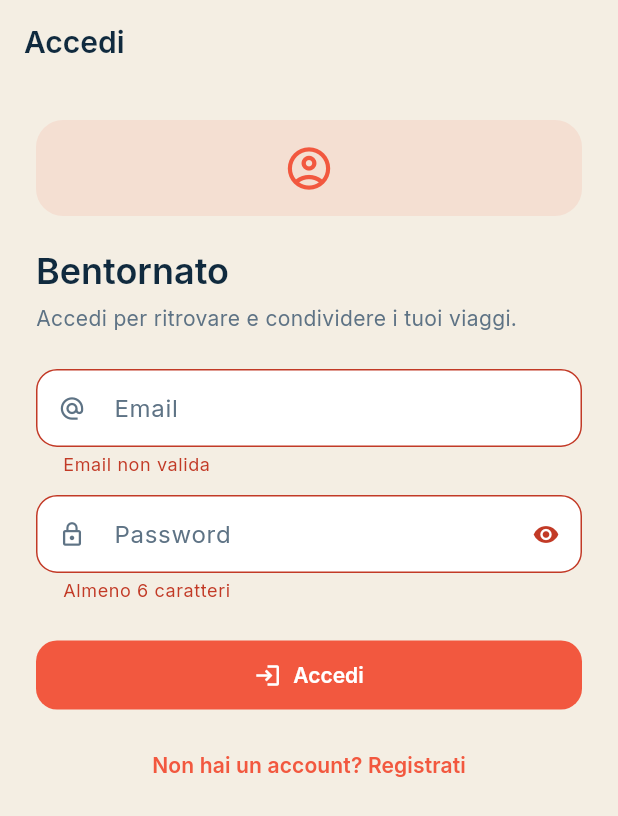
After one commit to dgett130/Itinera, a Flutter app: the AuthScreen screen opened by its route, after a tap on "Accedi", on a phone screen of 412 x 824 dp. The commit adds this screen. Shown: the top 816 px of the screen. Run offline on Flutter 3.47's test engine with Material 3 defaults, Android fonts, the phone set to English and light mode, and no system bars; our stand-ins replace drift, flutter_map, flutter_riverpod, go_router, latlong2, share_plus and 2 more; missing offline and left inert: sqlite3; accounts and stored records are empty; generated files the repository leaves out were written again.

Commit message:
Fase 1 account: scaffolding auth + profilo con Supabase
- Aggiunta dipendenza supabase_flutter; init in main() (non fatale, l'app
  resta usabile in locale se non configurato).
- core/supabase_config.dart: URL + anon key (pubblica, protetta da RLS),
  sovrascrivibili via --dart-define per il self-host futuro.
- features/auth: AuthService (signUp/signIn/signOut/reset + profilo), provider
  Riverpod (auth state, utente corrente, profilo), schermate Accedi/Registrati
  e Profilo.
- Rotte /auth e /profile; sezione Account nelle Impostazioni.
- docs/supabase/phase1.sql: tabella profiles + RLS + trigger di creazione
  profilo alla registrazione (da eseguire nel SQL Editor di Supabase).

```diff
--- /dev/null
+++ b/lib/features/auth/auth_screen.dart
@@ -0,0 +1,231 @@
+import 'package:flutter/material.dart';
+import 'package:flutter_riverpod/flutter_riverpod.dart';
+import 'package:go_router/go_router.dart';
+import 'package:supabase_flutter/supabase_flutter.dart';
+
+import '../../ui/itinera_theme.dart';
+import 'auth_providers.dart';
+
+/// Accesso e registrazione a un account Itinera (Supabase).
+class AuthScreen extends ConsumerStatefulWidget {
+  const AuthScreen({super.key});
+
+  @override
+  ConsumerState<AuthScreen> createState() => _AuthScreenState();
+}
+
+class _AuthScreenState extends ConsumerState<AuthScreen> {
+  final _formKey = GlobalKey<FormState>();
+  final _nameCtrl = TextEditingController();
+  final _emailCtrl = TextEditingController();
+  final _passCtrl = TextEditingController();
+
+  bool _register = false;
+  bool _obscure = true;
+  bool _loading = false;
+  String? _error;
+  String? _info;
+
+  @override
+  void dispose() {
+    _nameCtrl.dispose();
+    _emailCtrl.dispose();
+    _passCtrl.dispose();
+    super.dispose();
+  }
+
+  Future<void> _submit() async {
+    if (!_formKey.currentState!.validate()) return;
+    setState(() {
+      _loading = true;
+      _error = null;
+      _info = null;
+    });
+    final auth = ref.read(authServiceProvider);
+    try {
+      if (_register) {
+        final res = await auth.signUp(
+          email: _emailCtrl.text,
+          password: _passCtrl.text,
+          displayName: _nameCtrl.text,
+        );
+        if (res.session == null) {
+          // Conferma via email richiesta dal progetto.
+          setState(() {
+            _info = 'Ti abbiamo inviato una email di conferma. '
+                'Confermala, poi accedi.';
+            _register = false;
+          });
+          return;
+        }
+      } else {
+        await auth.signIn(email: _emailCtrl.text, password: _passCtrl.text);
+      }
+      if (mounted) context.pop();
+    } on AuthException catch (e) {
+      setState(() => _error = e.message);
+    } catch (e) {
+      setState(() => _error = 'Errore imprevisto: $e');
+    } finally {
+      if (mounted) setState(() => _loading = false);
+    }
+  }
+
+  @override
+  Widget build(BuildContext context) {
+    final tokens = context.tokens;
+    return Scaffold(
+      appBar: AppBar(title: Text(_register ? 'Crea account' : 'Accedi')),
+      body: SafeArea(
+        child: Form(
+          key: _formKey,
+          child: ListView(
+            padding: const EdgeInsets.all(24),
+            children: [
+              Container(
+                width: 64,
+                height: 64,
+                decoration: BoxDecoration(
+                  color: tokens.accentSoft,
+                  borderRadius: BorderRadius.circular(18),
+                ),
+                child: Icon(Icons.account_circle_outlined,
+                    size: 34, color: tokens.accent),
+              ),
+              const SizedBox(height: 20),
+              Text(
+                _register ? 'Crea il tuo account' : 'Bentornato',
+                style: context.texts.headlineSmall,
+              ),
+              const SizedBox(height: 6),
+              Text(
+                _register
+                    ? 'Un account ti permette di sincronizzare e condividere i viaggi.'
+                    : 'Accedi per ritrovare e condividere i tuoi viaggi.',
+                style: context.texts.bodyMedium
+                    ?.copyWith(color: context.scheme.onSurfaceVariant),
+              ),
+              const SizedBox(height: 24),
+              if (_register) ...[
+                TextFormField(
+                  controller: _nameCtrl,
+                  textCapitalization: TextCapitalization.words,
+                  decoration: const InputDecoration(
+                    labelText: 'Nome',
+                    prefixIcon: Icon(Icons.person_outline),
+                  ),
+                  validator: (v) => (v == null || v.trim().isEmpty)
+                      ? 'Inserisci un nome'
+                      : null,
+                ),
+                const SizedBox(height: 12),
+              ],
+              TextFormField(
+                controller: _emailCtrl,
+                keyboardType: TextInputType.emailAddress,
+                autocorrect: false,
+                decoration: const InputDecoration(
+                  labelText: 'Email',
+                  prefixIcon: Icon(Icons.alternate_email),
+                ),
+                validator: (v) {
+                  final s = (v ?? '').trim();
+                  if (s.isEmpty || !s.contains('@')) return 'Email non valida';
+                  return null;
+                },
+              ),
+              const SizedBox(height: 12),
+              TextFormField(
+                controller: _passCtrl,
+                obscureText: _obscure,
+                decoration: InputDecoration(
+                  labelText: 'Password',
+                  prefixIcon: const Icon(Icons.lock_outline),
+                  suffixIcon: IconButton(
+                    icon: Icon(
+                        _obscure ? Icons.visibility : Icons.visibility_off),
+                    onPressed: () => setState(() => _obscure = !_obscure),
+                  ),
+                ),
+                validator: (v) => (v == null || v.length < 6)
+                    ? 'Almeno 6 caratteri'
+                    : null,
+              ),
+              if (_error != null) ...[
+                const SizedBox(height: 16),
+                _Banner(
+                  icon: Icons.error_outline,
+                  text: _error!,
+                  color: tokens.warning,
+                ),
+              ],
+              if (_info != null) ...[
+                const SizedBox(height: 16),
+                _Banner(
+                  icon: Icons.mark_email_read_outlined,
+                  text: _info!,
+                  color: tokens.positive,
+                ),
+              ],
+              const SizedBox(height: 24),
+              FilledButton.icon(
+                onPressed: _loading ? null : _submit,
+                icon: _loading
+                    ? const SizedBox(
+                        width: 18,
+                        height: 18,
+                        child: CircularProgressIndicator(strokeWidth: 2),
+                      )
+                    : Icon(_register ? Icons.person_add : Icons.login),
+                label: Text(_register ? 'Registrati' : 'Accedi'),
+              ),
+              const SizedBox(height: 12),
+              TextButton(
+                onPressed: _loading
+                    ? null
+                    : () => setState(() {
+                          _register = !_register;
+                          _error = null;
+                          _info = null;
+                        }),
+                child: Text(_register
+                    ? 'Hai gia\' un account? Accedi'
+                    : 'Non hai un account? Registrati'),
+              ),
+            ],
+          ),
+        ),
+      ),
+    );
+  }
+}
+
+class _Banner extends StatelessWidget {
+  const _Banner({required this.icon, required this.text, required this.color});
+  final IconData icon;
+  final String text;
+  final Color color;
+
+  @override
+  Widget build(BuildContext context) {
+    return Container(
+      padding: const EdgeInsets.symmetric(horizontal: 14, vertical: 12),
+      decoration: BoxDecoration(
+        color: color.withValues(alpha: 0.12),
+        borderRadius: BorderRadius.circular(12),
+        border: Border.all(color: color.withValues(alpha: 0.4)),
+      ),
+      child: Row(
+        crossAxisAlignment: CrossAxisAlignment.start,
+        children: [
+          Icon(icon, color: color, size: 20),
+          const SizedBox(width: 10),
+          Expanded(
+            child: Text(text,
+                style: TextStyle(color: color, fontWeight: FontWeight.w500)),
+          ),
+        ],
+      ),
+    );
+  }
+}
--- /dev/null
+++ b/lib/features/auth/auth_service.dart
@@ -0,0 +1,74 @@
+import 'package:supabase_flutter/supabase_flutter.dart';
+
+import 'profile.dart';
+
+/// Servizio di autenticazione e profilo su Supabase.
+///
+/// Incapsula l'accesso a `Supabase.instance.client`: se il client non e'
+/// disponibile (chiavi assenti o init fallito) i metodi lanciano un errore
+/// leggibile, cosi' la modalita' locale dell'app continua a funzionare.
+class AuthService {
+  AuthService(this._client);
+
+  final SupabaseClient? _client;
+
+  bool get isReady => _client != null;
+
+  SupabaseClient get _c {
+    final c = _client;
+    if (c == null) {
+      throw const AuthException('Account non disponibile: Supabase non attivo.');
+    }
+    return c;
+  }
+
+  User? get currentUser => _client?.auth.currentUser;
+  Session? get currentSession => _client?.auth.currentSession;
+
+  /// Registrazione. Il `display_name` finisce nei metadata utente; un trigger
+  /// sul database crea la riga `profiles`. Se il progetto richiede la conferma
+  /// via email, `res.session` sara' null finche' l'utente non conferma.
+  Future<AuthResponse> signUp({
+    required String email,
+    required String password,
+    required String displayName,
+  }) {
+    return _c.auth.signUp(
+      email: email.trim(),
+      password: password,
+      data: {'display_name': displayName.trim()},
+    );
+  }
+
+  Future<AuthResponse> signIn({
+    required String email,
+    required String password,
+  }) {
+    return _c.auth.signInWithPassword(
+      email: email.trim(),
+      password: password,
+    );
+  }
+
+  Future<void> signOut() => _c.auth.signOut();
+
+  Future<void> sendPasswordReset(String email) =>
+      _c.auth.resetPasswordForEmail(email.trim());
+
+  Future<Profile?> fetchProfile(String userId) async {
+    final data =
+        await _c.from('profiles').select().eq('id', userId).maybeSingle();
+    return data == null ? null : Profile.fromMap(data);
+  }
+
+  /// Aggiorna (o crea, come fallback al trigger) il nome visualizzato.
+  Future<void> updateDisplayName(String displayName) async {
+    final uid = currentUser?.id;
+    if (uid == null) return;
+    await _c.from('profiles').upsert({
+      'id': uid,
+      'display_name': displayName.trim(),
+      'updated_at': DateTime.now().toUtc().toIso8601String(),
+    });
+  }
+}
--- a/lib/router.dart
+++ b/lib/router.dart
@@ -1,5 +1,7 @@
 import 'package:go_router/go_router.dart';
 
+import 'features/auth/auth_screen.dart';
+import 'features/auth/profile_screen.dart';
 import 'features/itinerary/itinerary_screen.dart';
 import 'features/onboarding/root_gate.dart';
 import 'features/packing/packing_screen.dart';
@@ -19,6 +21,14 @@ final appRouter = GoRouter(
     GoRoute(
       path: '/settings',
       builder: (context, state) => const SettingsScreen(),
+    ),
+    GoRoute(
+      path: '/auth',
+      builder: (context, state) => const AuthScreen(),
+    ),
+    GoRoute(
+      path: '/profile',
+      builder: (context, state) => const ProfileScreen(),
     ),
     GoRoute(
       path: '/trip/new',
--- a/pubspec.yaml
+++ b/pubspec.yaml
@@ -51,6 +51,7 @@ dependencies:
   http: ^1.6.0
   flutter_map: ^8.3.1
   latlong2: ^0.10.1
+  supabase_flutter: ^2.17.2
 
 dev_dependencies:
   flutter_test:
```
Also changed, not shown: lib/core/supabase_config.dart (added, +30 -0 lines), lib/features/auth/auth_providers.dart (added, +35 -0 lines), lib/features/auth/profile.dart (added, +20 -0 lines), lib/features/auth/profile_screen.dart (added, +150 -0 lines), lib/features/settings/settings_screen.dart (+77 -0 lines), lib/main.dart (+19 -0 lines), pubspec.lock, 1 other file.
